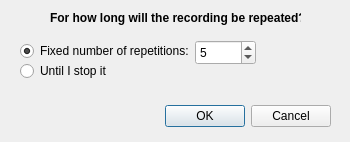
First picture: the form in ui/config.ui, repository Knedme/TaskEcho, before the edit.
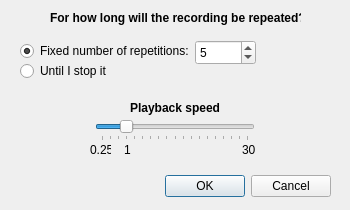
Second picture: the form after the edit.

Commit message: added a speed slider

Patch:
```diff
--- a/ui/config.ui
+++ b/ui/config.ui
@@ -7,19 +7,19 @@
     <x>0</x>
     <y>0</y>
     <width>350</width>
-    <height>142</height>
+    <height>210</height>
    </rect>
   </property>
   <property name="minimumSize">
    <size>
     <width>350</width>
-    <height>142</height>
+    <height>210</height>
    </size>
   </property>
   <property name="maximumSize">
    <size>
     <width>350</width>
-    <height>142</height>
+    <height>210</height>
    </size>
   </property>
   <property name="windowTitle">
@@ -29,7 +29,7 @@
    <property name="geometry">
     <rect>
      <x>160</x>
-     <y>100</y>
+     <y>170</y>
      <width>171</width>
      <height>32</height>
     </rect>
@@ -116,6 +116,91 @@
     <string>Until I stop it</string>
    </property>
   </widget>
+  <widget class="QLabel" name="speed_label">
+   <property name="geometry">
+    <rect>
+     <x>130</x>
+     <y>100</y>
+     <width>91</width>
+     <height>16</height>
+    </rect>
+   </property>
+   <property name="font">
+    <font>
+     <bold>true</bold>
+    </font>
+   </property>
+   <property name="text">
+    <string>Playback speed:</string>
+   </property>
+  </widget>
+  <widget class="QSlider" name="speed_slider">
+   <property name="geometry">
+    <rect>
+     <x>95</x>
+     <y>120</y>
+     <width>160</width>
+     <height>21</height>
+    </rect>
+   </property>
+   <property name="minimum">
+    <number>1</number>
+   </property>
+   <property name="maximum">
+    <number>19</number>
+   </property>
+   <property name="value">
+    <number>4</number>
+   </property>
+   <property name="orientation">
+    <enum>Qt::Orientation::Horizontal</enum>
+   </property>
+   <property name="tickPosition">
+    <enum>QSlider::TickPosition::TicksBelow</enum>
+   </property>
+   <property name="tickInterval">
+    <number>1</number>
+   </property>
+  </widget>
+  <widget class="QLabel" name="slider_label2">
+   <property name="geometry">
+    <rect>
+     <x>124</x>
+     <y>142</y>
+     <width>16</width>
+     <height>16</height>
+    </rect>
+   </property>
+   <property name="text">
+    <string>1</string>
+   </property>
+  </widget>
+  <widget class="QLabel" name="slider_label3">
+   <property name="geometry">
+    <rect>
+     <x>242</x>
+     <y>142</y>
+     <width>16</width>
+     <height>16</height>
+    </rect>
+   </property>
+   <property name="text">
+    <string>30</string>
+   </property>
+  </widget>
+  <widget class="QLabel" name="slider_label">
+   <property name="geometry">
+    <rect>
+     <x>90</x>
+     <y>142</y>
+     <width>21</width>
+     <height>16</height>
+    </rect>
+   </property>
+   <property name="text">
+    <string>0.25</string>
+   </property>
+  </widget>
  </widget>
  <resources/>
  <connections>
```
Left out of the diff: 2 changed lines with no effect on the pictures.
